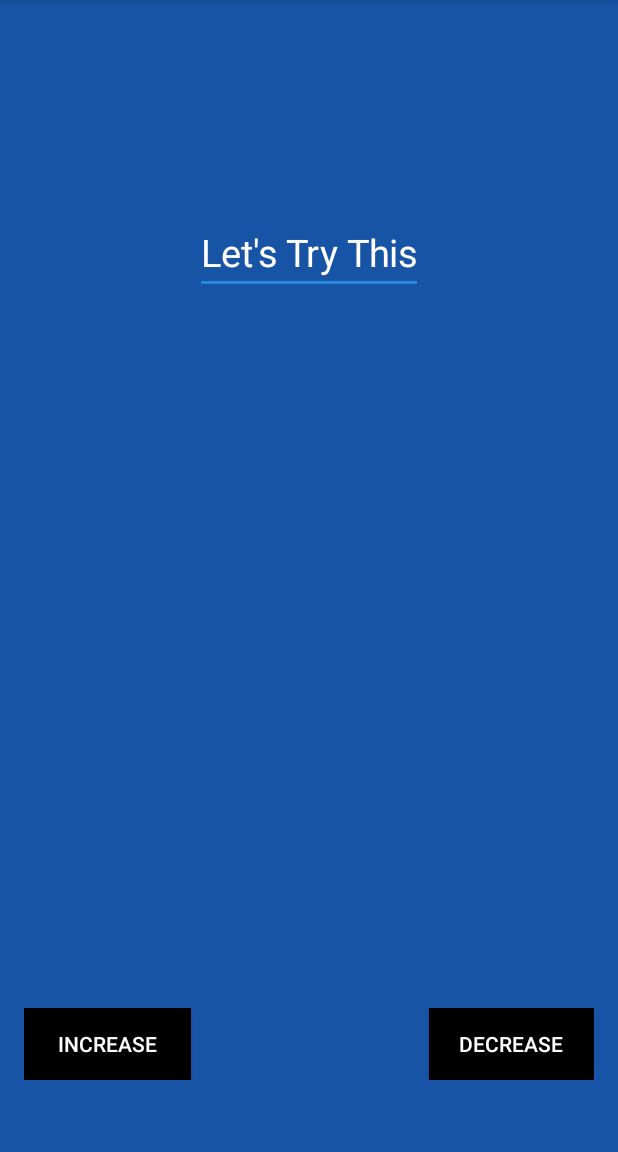
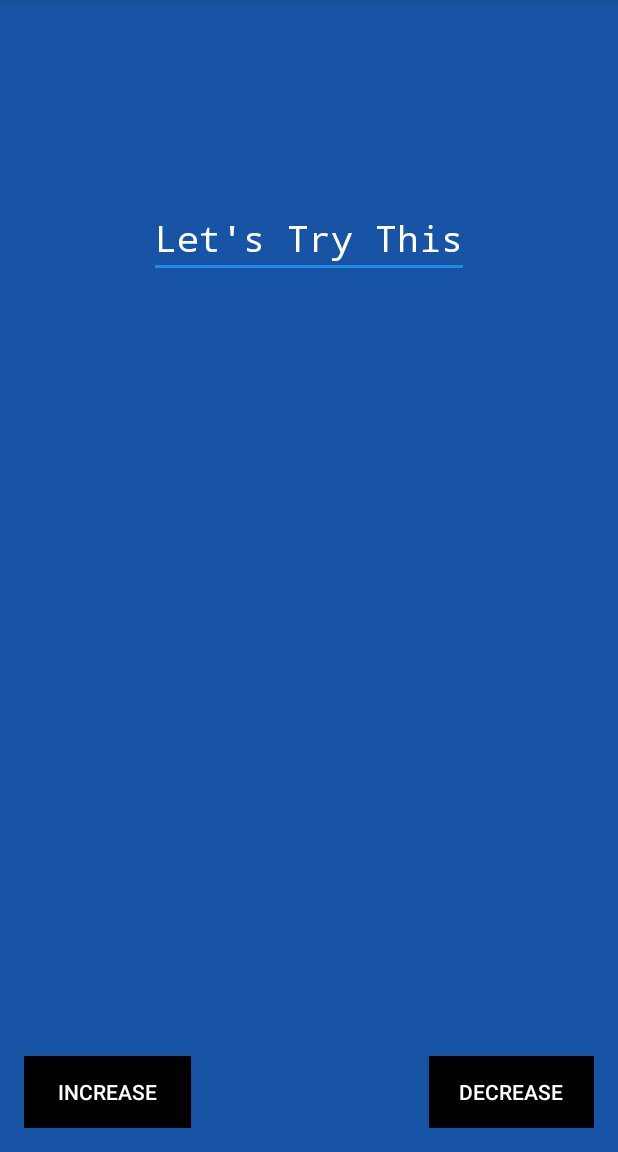
Before and after one commit to anti-mony/VarySize, an Android app: the screen it shows after launch (MainActivity), after a tap on "INCREASE", on a phone screen of 412 x 824 dp, the part 84-1236 px from its top. Run offline under Robolectric (Android 15) with nearby library versions, the phone set to English and light mode, and no system bars; 1 other tap on this screen came first.

```diff
--- a/app/build.gradle
+++ b/app/build.gradle
@@ -8,8 +8,8 @@ android {
         applicationId "com.beforesup.varysize"
         minSdkVersion 19
         targetSdkVersion 23
-        versionCode 1
-        versionName "1.0"
+        versionCode 2
+        versionName "1.1"
     }
     buildTypes {
         release {
@@ -23,4 +23,5 @@ dependencies {
     compile fileTree(dir: 'libs', include: ['*.jar'])
     testCompile 'junit:junit:4.12'
     compile 'com.android.support:appcompat-v7:23.1.1'
+    compile 'com.google.android.gms:play-services-appindexing:8.1.0'
 }
--- a/app/src/main/java/com/beforesup/varysize/MainActivity.java
+++ b/app/src/main/java/com/beforesup/varysize/MainActivity.java
@@ -6,32 +6,115 @@ import android.view.View;
 import android.widget.Button;
 import android.widget.EditText;
 import android.widget.Toast;
+import android.view.MotionEvent;
+import android.view.GestureDetector;
+import android.support.v4.view.GestureDetectorCompat;
 
-public class MainActivity extends AppCompatActivity {
+public class MainActivity extends AppCompatActivity implements GestureDetector.OnGestureListener,GestureDetector.OnDoubleTapListener{
 
-    float size = 25;
-
+    float size = 24;
+    private GestureDetectorCompat GD;
+    private EditText hY;
     @Override
     protected void onCreate(Bundle savedInstanceState) {
         super.onCreate(savedInstanceState);
         setContentView(R.layout.activity_main);
         Button uP = (Button) findViewById(R.id.UP);
         Button dOWN = (Button) findViewById(R.id.DOWN);
-        final EditText hY = (EditText) findViewById(R.id.HY);
+        hY = (EditText) findViewById(R.id.HY);
+        //Gestures
+        this.GD = new GestureDetectorCompat(this,this);
+        GD.setOnDoubleTapListener(this);
+        //Gestures
         uP.setOnClickListener(new Button.OnClickListener() {
             public void onClick(View V) {
-                if (size < 85) {
-                    size += 5;
+                if (size < 80) {
+                    size += 4;
                     hY.setTextSize(size);
                 } else
                     Toast.makeText(getApplicationContext(), "Size Limit Reached", Toast.LENGTH_SHORT).show();
             }
         });
+        uP.setOnLongClickListener(new Button.OnLongClickListener() {
+            @Override
+            public boolean onLongClick(View v) {
+                String t = "Long Press Eh!";
+                hY.setText(t);
+                return true;
+            }
+        });
+
         dOWN.setOnClickListener(new Button.OnClickListener() {
             public void onClick(View V) {
-                size -= 5;
+                size -= 4;
                 hY.setTextSize(size);
             }
         });
+
+    }
+
+    @Override
+    public boolean onDoubleTap(MotionEvent e) {
+        return false;
+    }
+
+    @Override
+    public boolean onSingleTapConfirmed(MotionEvent e) {
+        return false;
+    }
+
+    @Override
+    public boolean onDoubleTapEvent(MotionEvent e) {
+        return false;
+    }
+
+    @Override
+    public boolean onDown(MotionEvent e) {
+        return false;
+    }
+
+    @Override
+    public void onShowPress(MotionEvent e) {
+
+    }
+
+    @Override
+    public boolean onSingleTapUp(MotionEvent e) {
+        return false;
+    }
+
+    @Override
+    public boolean onScroll(MotionEvent e1, MotionEvent e2, float distanceX, float distanceY) {
+        if (size < 80) {
+            size = (size+4)%80;
+            hY.setTextSize(size);
+        }
+        return true;
+    }
+
+    @Override
+    public void onLongPress(MotionEvent e) {
+
+    }
+
+    @Override
+    public boolean onFling(MotionEvent e1, MotionEvent e2, float velocityX, float velocityY) {
+        return false;
+    }
+
+    @Override
+    public void onStart() {
+        super.onStart();
+    }
+
+    @Override
+    public void onStop() {
+        super.onStop();
+        }
+
+    @Override
+    public boolean onTouchEvent(MotionEvent event) {
+        this.GD.onTouchEvent(event) ;
+        return super.onTouchEvent(event);
     }
 }
--- a/app/src/main/res/layout/activity_main.xml
+++ b/app/src/main/res/layout/activity_main.xml
@@ -14,8 +14,8 @@
         android:layout_width="match_parent"
         android:layout_height="wrap_content"
         android:layout_alignParentBottom="true"
-        android:layout_alignParentStart="true"
-        android:layout_marginBottom="32dp">
+        android:layout_centerHorizontal="true"
+        android:id="@+id/frameLayout">
 
         <Button
             android:id="@+id/DOWN"
@@ -30,7 +30,7 @@
             android:id="@+id/UP"
             android:layout_width="111dp"
             android:layout_height="wrap_content"
-            android:layout_gravity="center_vertical"
+            android:layout_gravity="left|center_vertical"
             android:background="#000000"
             android:text="@string/Up"
             android:textColor="#ffffff" />
@@ -41,11 +41,16 @@
         android:id="@+id/HY"
         android:layout_width="wrap_content"
         android:layout_height="wrap_content"
+        android:layout_marginTop="116dp"
+        android:text="@string/VariableString"
+        android:textColor="#ffffff"
+        android:textSize="24sp"
+        android:inputType="none|text"
+        android:typeface="monospace"
+        android:singleLine="true"
         android:layout_alignParentTop="true"
         android:layout_centerHorizontal="true"
-        android:layout_marginTop="125dp"
-        android:text="@string/VariableString"
-        android:textAppearance="?android:attr/textAppearanceLarge"
-        android:textColor="#ffffff"
-        android:textSize="25dp" />
+        android:layout_alignParentEnd="false"
+        android:layout_alignParentStart="false"
+        android:layout_alignBaseline="@+id/frameLayout" />
 </RelativeLayout>
--- a/build.gradle
+++ b/build.gradle
@@ -5,7 +5,7 @@ buildscript {
         jcenter()
     }
     dependencies {
-        classpath 'com.android.tools.build:gradle:1.5.0'
+        classpath 'com.android.tools.build:gradle:2.1.0'
 
         // NOTE: Do not place your application dependencies here; they belong
         // in the individual module build.gradle files
```
Also changed, not shown: app/src/main/AndroidManifest.xml (+7 -2 lines), gradle/wrapper/gradle-wrapper.properties.
